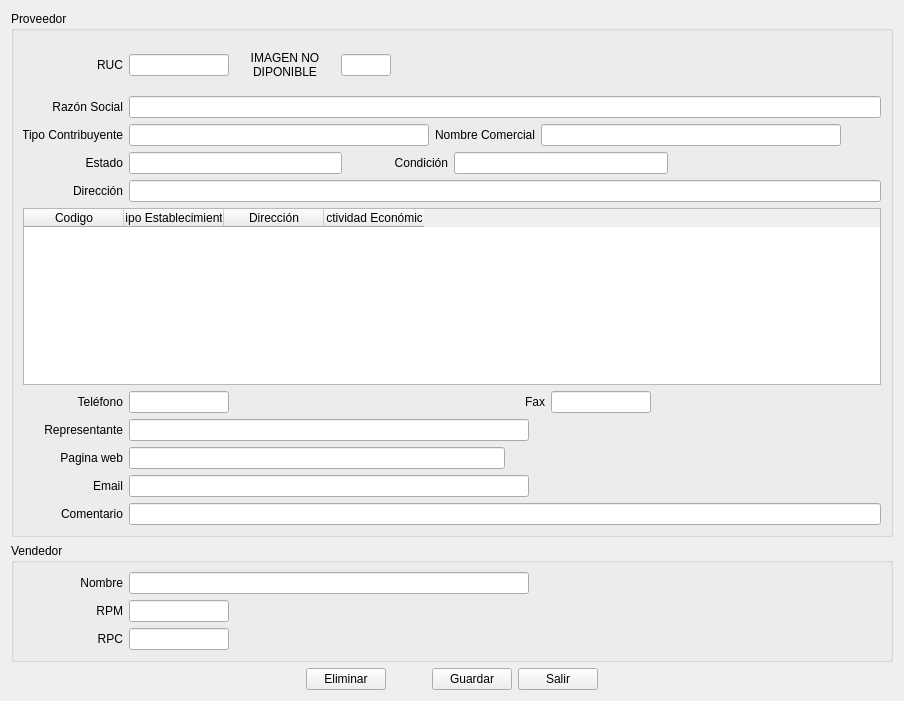
The window that Persona/proveedorop.ui (radtek/manager) describes before a commit, drawn with Qt 5.
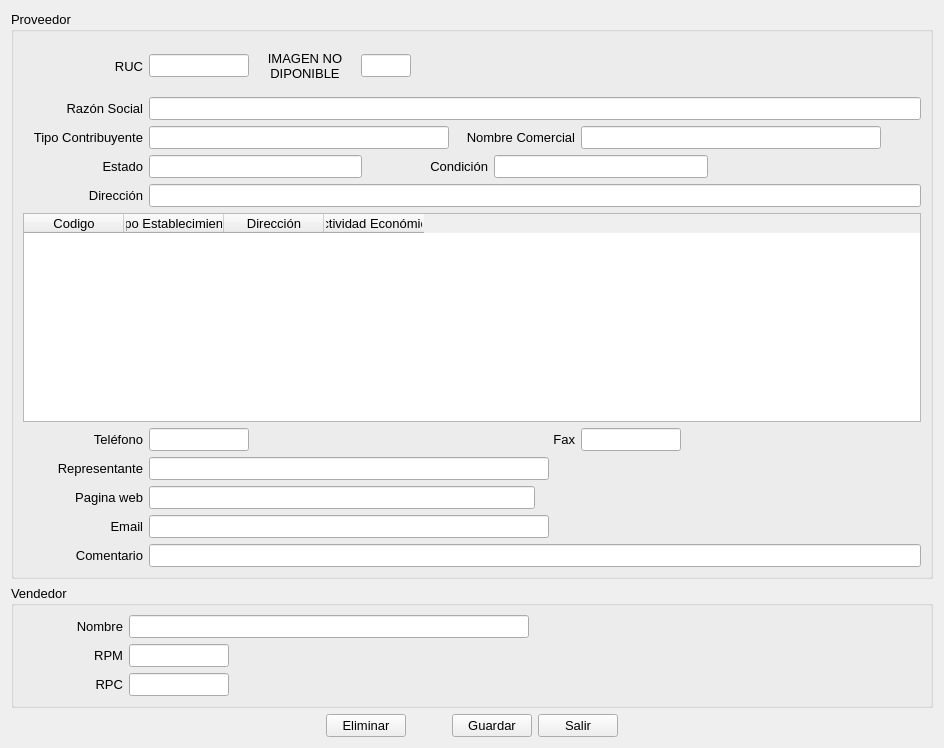
The same window after the commit. Icons and pictures are not drawn.

```diff
--- a/Persona/proveedorop.ui
+++ b/Persona/proveedorop.ui
@@ -6,8 +6,8 @@
    <rect>
     <x>0</x>
     <y>0</y>
-    <width>904</width>
-    <height>701</height>
+    <width>944</width>
+    <height>748</height>
    </rect>
   </property>
   <property name="windowTitle">
@@ -16,6 +16,11 @@
   <layout class="QVBoxLayout" name="verticalLayout_3">
    <item>
     <widget class="QGroupBox" name="groupBox">
+     <property name="font">
+      <font>
+       <pointsize>10</pointsize>
+      </font>
+     </property>
      <property name="title">
       <string>Proveedor</string>
      </property>
@@ -26,13 +31,13 @@
          <widget class="QLabel" name="label_28">
           <property name="minimumSize">
            <size>
-            <width>100</width>
+            <width>120</width>
             <height>0</height>
            </size>
           </property>
           <property name="maximumSize">
            <size>
-            <width>80</width>
+            <width>120</width>
             <height>16777215</height>
            </size>
           </property>
@@ -120,13 +125,13 @@
          <widget class="QLabel" name="label_25">
           <property name="minimumSize">
            <size>
-            <width>100</width>
+            <width>120</width>
             <height>0</height>
            </size>
           </property>
           <property name="maximumSize">
            <size>
-            <width>80</width>
+            <width>120</width>
             <height>16777215</height>
            </size>
           </property>
@@ -162,13 +167,13 @@
          <widget class="QLabel" name="label_tipo_contribuyente">
           <property name="minimumSize">
            <size>
-            <width>100</width>
+            <width>120</width>
             <height>0</height>
            </size>
           </property>
           <property name="maximumSize">
            <size>
-            <width>80</width>
+            <width>120</width>
             <height>16777215</height>
            </size>
           </property>
@@ -200,13 +205,13 @@
          <widget class="QLabel" name="label_nombre_comercial">
           <property name="minimumSize">
            <size>
-            <width>100</width>
+            <width>120</width>
             <height>0</height>
            </size>
           </property>
           <property name="maximumSize">
            <size>
-            <width>80</width>
+            <width>120</width>
             <height>16777215</height>
            </size>
           </property>
@@ -255,10 +260,16 @@
          <widget class="QLabel" name="label_estado">
           <property name="minimumSize">
            <size>
-            <width>100</width>
+            <width>120</width>
             <height>0</height>
            </size>
           </property>
+          <property name="maximumSize">
+           <size>
+            <width>120</width>
+            <height>16777215</height>
+           </size>
+          </property>
           <property name="text">
            <string>Estado</string>
           </property>
@@ -274,10 +285,16 @@
          <widget class="QLabel" name="label_condicion">
           <property name="minimumSize">
            <size>
-            <width>100</width>
+            <width>120</width>
             <height>0</height>
            </size>
           </property>
+          <property name="maximumSize">
+           <size>
+            <width>120</width>
+            <height>16777215</height>
+           </size>
+          </property>
           <property name="text">
            <string>Condición</string>
           </property>
@@ -310,13 +327,13 @@
          <widget class="QLabel" name="label_29">
           <property name="minimumSize">
            <size>
-            <width>100</width>
+            <width>120</width>
             <height>0</height>
            </size>
           </property>
           <property name="maximumSize">
            <size>
-            <width>80</width>
+            <width>120</width>
             <height>16777215</height>
            </size>
           </property>
@@ -370,13 +387,13 @@
          <widget class="QLabel" name="label_27">
           <property name="minimumSize">
            <size>
-            <width>100</width>
+            <width>120</width>
             <height>0</height>
            </size>
           </property>
           <property name="maximumSize">
            <size>
-            <width>80</width>
+            <width>120</width>
             <height>16777215</height>
            </size>
           </property>
@@ -479,13 +496,13 @@
          <widget class="QLabel" name="label_31">
           <property name="minimumSize">
            <size>
-            <width>100</width>
+            <width>120</width>
             <height>0</height>
            </size>
           </property>
           <property name="maximumSize">
            <size>
-            <width>80</width>
+            <width>120</width>
             <height>16777215</height>
            </size>
           </property>
@@ -534,13 +551,13 @@
          <widget class="QLabel" name="label_34">
           <property name="minimumSize">
            <size>
-            <width>100</width>
+            <width>120</width>
             <height>0</height>
            </size>
           </property>
           <property name="maximumSize">
            <size>
-            <width>80</width>
+            <width>120</width>
             <height>16777215</height>
            </size>
           </property>
@@ -583,13 +600,13 @@
          <widget class="QLabel" name="label_33">
           <property name="minimumSize">
            <size>
-            <width>100</width>
+            <width>120</width>
             <height>0</height>
            </size>
           </property>
           <property name="maximumSize">
            <size>
-            <width>80</width>
+            <width>120</width>
             <height>16777215</height>
            </size>
           </property>
@@ -638,13 +655,13 @@
          <widget class="QLabel" name="label_26">
           <property name="minimumSize">
            <size>
-            <width>100</width>
+            <width>120</width>
             <height>0</height>
            </size>
           </property>
           <property name="maximumSize">
            <size>
-            <width>80</width>
+            <width>120</width>
             <height>16777215</height>
            </size>
           </property>
@@ -673,6 +690,11 @@
    </item>
    <item>
     <widget class="QGroupBox" name="groupBox_2">
+     <property name="font">
+      <font>
+       <pointsize>10</pointsize>
+      </font>
+     </property>
      <property name="title">
       <string>Vendedor</string>
      </property>
@@ -868,9 +890,24 @@
      </item>
      <item>
       <widget class="QPushButton" name="pushButton_eliminar">
+       <property name="font">
+        <font>
+         <pointsize>10</pointsize>
+        </font>
+       </property>
        <property name="text">
         <string>Eliminar</string>
        </property>
+       <property name="icon">
+        <iconset resource="../ManagerSystem/iconos.qrc">
+         <normaloff>:/new/Iconos/delete_32.png</normaloff>:/new/Iconos/delete_32.png</iconset>
+       </property>
+       <property name="iconSize">
+        <size>
+         <width>32</width>
+         <height>32</height>
+        </size>
+       </property>
       </widget>
      </item>
      <item>
@@ -891,16 +928,46 @@
      </item>
      <item>
       <widget class="QPushButton" name="pushButton_guardar">
+       <property name="font">
+        <font>
+         <pointsize>10</pointsize>
+        </font>
+       </property>
        <property name="text">
         <string>Guardar</string>
        </property>
+       <property name="icon">
+        <iconset resource="../ManagerSystem/iconos.qrc">
+         <normaloff>:/new/Iconos/colaborador_32.png</normaloff>:/new/Iconos/colaborador_32.png</iconset>
+       </property>
+       <property name="iconSize">
+        <size>
+         <width>32</width>
+         <height>32</height>
+        </size>
+       </property>
       </widget>
      </item>
      <item>
       <widget class="QPushButton" name="pushButton_salir">
+       <property name="font">
+        <font>
+         <pointsize>10</pointsize>
+        </font>
+       </property>
        <property name="text">
         <string>Salir</string>
        </property>
+       <property name="icon">
+        <iconset resource="../ManagerSystem/iconos.qrc">
+         <normaloff>:/new/Iconos/salir_32.png</normaloff>:/new/Iconos/salir_32.png</iconset>
+       </property>
+       <property name="iconSize">
+        <size>
+         <width>32</width>
+         <height>32</height>
+        </size>
+       </property>
       </widget>
      </item>
      <item>
```
Left out of the diff: 4 changed lines with no effect on the pictures.
